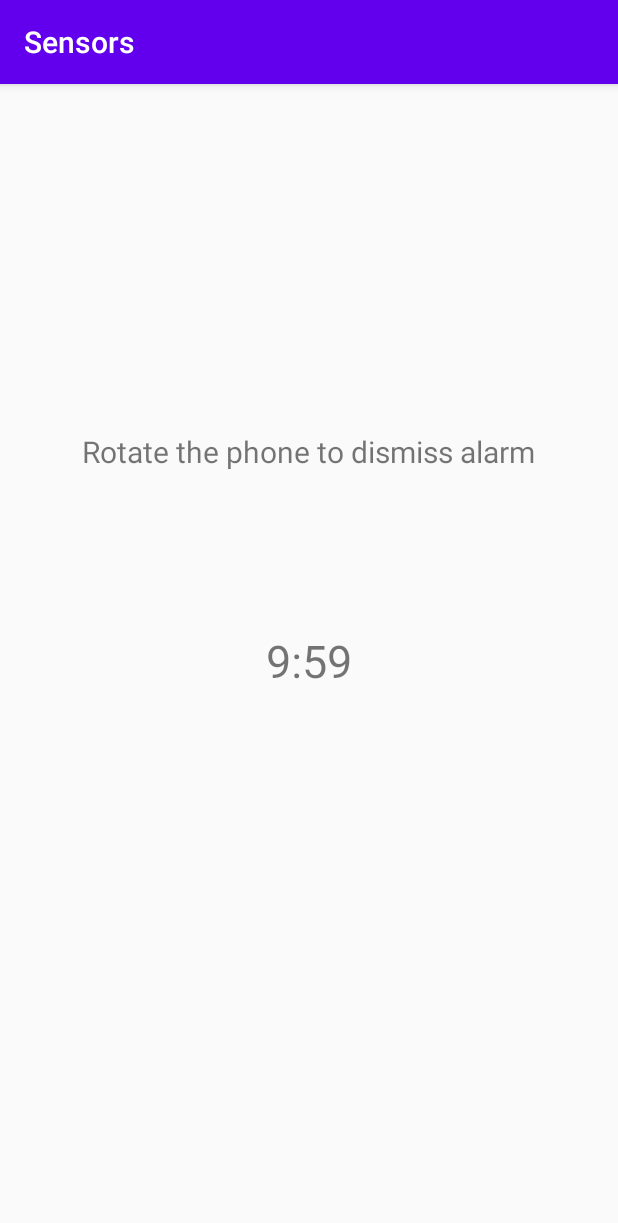
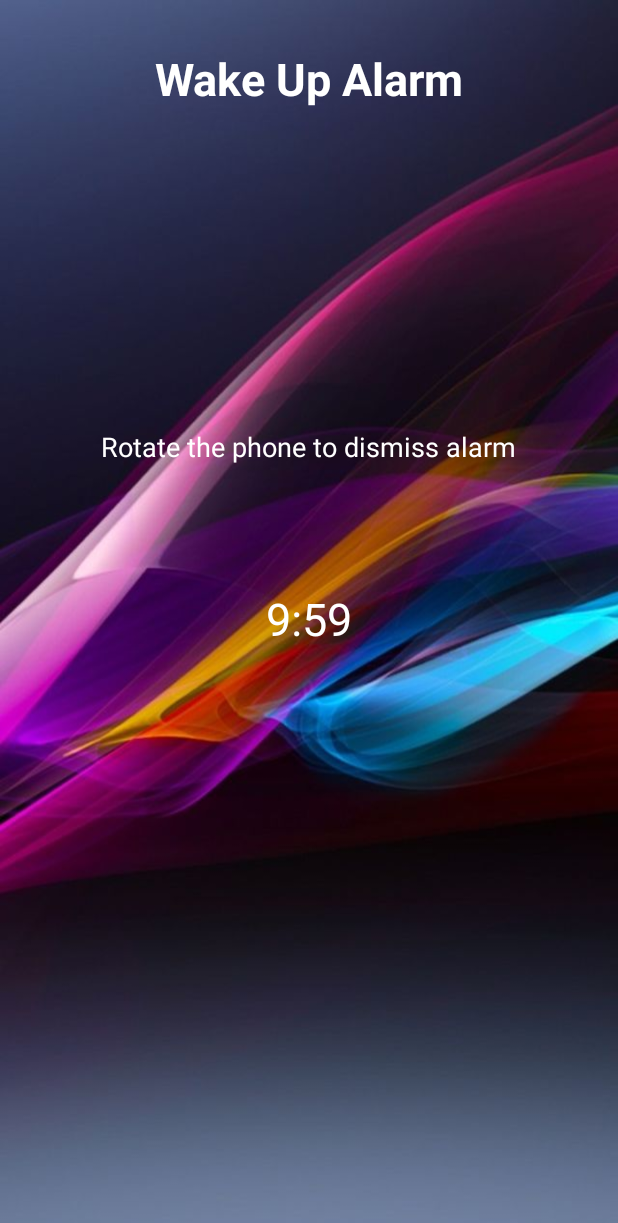
Before and after one commit to sharif-dev/H3-flagUp-T2, an Android app: the AlarmActivity screen opened directly, with no data from a screen before it, on a phone screen of 412 x 824 dp. Shown: the top 1223 px of the screen. Run offline under Robolectric (Android 15) with nearby library versions, the phone set to English and light mode, and no system bars.

Commit message:
Fix alarm bug

```diff
--- a/app/src/main/AndroidManifest.xml
+++ b/app/src/main/AndroidManifest.xml
@@ -30,7 +30,8 @@
                 <category android:name="android.intent.category.LAUNCHER" />
             </intent-filter>
         </activity>
-        <activity android:name=".alarm.AlarmActivity" />
+        <activity android:name=".alarm.AlarmActivity"
+            android:theme="@style/Theme.AppCompat.NoActionBar"/>
 
         <service
             android:name=".alarm.AlarmService"
--- a/app/src/main/java/com/example/sensors/MainActivity.java
+++ b/app/src/main/java/com/example/sensors/MainActivity.java
@@ -58,10 +58,6 @@ public class MainActivity extends AppCompatActivity implements
 						}
 					}
 				});
-		ActionBar actionBar = getSupportActionBar();
-		if (actionBar != null) {
-			actionBar.setDisplayHomeAsUpEnabled(true);
-		}
 	}
 
 	@Override
--- a/app/src/main/java/com/example/sensors/alarm/AlarmActivity.java
+++ b/app/src/main/java/com/example/sensors/alarm/AlarmActivity.java
@@ -1,6 +1,5 @@
 package com.example.sensors.alarm;
 
-import android.app.Activity;
 import android.content.Context;
 import android.hardware.Sensor;
 import android.hardware.SensorEvent;
--- a/app/src/main/java/com/example/sensors/alarm/AlarmService.java
+++ b/app/src/main/java/com/example/sensors/alarm/AlarmService.java
@@ -76,14 +76,14 @@ public class AlarmService extends Service {
         calendar.set(Calendar.HOUR_OF_DAY, hour);
         calendar.set(Calendar.MINUTE, minute);
         calendar.set(Calendar.SECOND, 0);
-
+        if(calendar.before(Calendar.getInstance()))
+            calendar.add(Calendar.DATE, 1);
         AlarmManager alarmManager = (AlarmManager) getSystemService(Context.ALARM_SERVICE);
         Intent intent = new Intent(this, AlarmReceiver.class);
         intent.putExtra("speedLimit", speedLimit);
         PendingIntent pendingIntent = PendingIntent.getBroadcast(this, 1, intent, 0);
         alarmManager.setExact(AlarmManager.RTC_WAKEUP, calendar.getTimeInMillis(),
                 pendingIntent);
-
     }
 
 
--- a/app/src/main/java/com/example/sensors/alarm/TimePicker.java
+++ b/app/src/main/java/com/example/sensors/alarm/TimePicker.java
@@ -39,7 +39,10 @@ public class TimePicker extends DialogFragment implements TimePickerDialog.OnTim
         handler.post(new Runnable() {
             @Override
             public void run() {
-                timeText.setSummary(getString(R.string.alarmTimeTextFormat, hourOfDay , minute));
+                if (minute < 10)
+                    timeText.setSummary(getString(R.string.alarmTimeTextFormatWithLeadingZero, hourOfDay , minute));
+                else
+                    timeText.setSummary(getString(R.string.alarmTimeTextFormat, hourOfDay , minute));
             }
         });
     }
--- a/app/src/main/res/layout/activity_alarm_triggered.xml
+++ b/app/src/main/res/layout/activity_alarm_triggered.xml
@@ -4,6 +4,7 @@
     xmlns:tools="http://schemas.android.com/tools"
     android:layout_width="match_parent"
     android:layout_height="match_parent"
+    android:background="@drawable/alarm_bg"
     tools:context=".alarm.AlarmActivity">
 
     <TextView
@@ -11,6 +12,7 @@
         android:layout_width="wrap_content"
         android:layout_height="wrap_content"
         android:text="Alarm!!"
+        android:textColor="#FFFFFF"
         android:textSize="30sp"
         app:layout_constraintBottom_toBottomOf="parent"
         app:layout_constraintEnd_toEndOf="parent"
@@ -21,13 +23,28 @@
         android:id="@+id/textView"
         android:layout_width="wrap_content"
         android:layout_height="wrap_content"
+        android:layout_marginTop="32dp"
         android:text="@string/alarmDismiss"
-        android:textSize="20sp"
+        android:textColor="#FFFFFF"
+        android:textSize="18sp"
         app:layout_constraintBottom_toTopOf="@+id/remainingTimeTextView"
         app:layout_constraintEnd_toEndOf="parent"
         app:layout_constraintHorizontal_bias="0.496"
         app:layout_constraintStart_toStartOf="parent"
-        app:layout_constraintTop_toTopOf="parent"
+        app:layout_constraintTop_toBottomOf="@+id/textView3"
         app:layout_constraintVertical_bias="0.688" />
 
+    <TextView
+        android:id="@+id/textView3"
+        android:layout_width="wrap_content"
+        android:layout_height="wrap_content"
+        android:layout_marginTop="32dp"
+        android:text="@string/wakeUp"
+        android:textColor="#FFFFFF"
+        android:textSize="30sp"
+        android:textStyle="bold"
+        app:layout_constraintEnd_toEndOf="parent"
+        app:layout_constraintStart_toStartOf="parent"
+        app:layout_constraintTop_toTopOf="parent" />
+
 </androidx.constraintlayout.widget.ConstraintLayout>
--- a/app/src/main/res/values/strings.xml
+++ b/app/src/main/res/values/strings.xml
@@ -7,6 +7,7 @@
 
     <string name="alarmTimeHint">Click here to set time</string>
     <string name="alarmSetButtonText">Set Alarm</string>
+    <string name="alarmTimeTextFormatWithLeadingZero">%d:0%d</string>
     <string name="alarmTimeTextFormat">%d:%d</string>
 
     <string name="alarmNotificationChannelName">Alarm notifications</string>
@@ -25,6 +26,7 @@
 
     <!-- Preference Titles -->
     <string name="alarmHeader">Set an Alarm</string>
+    <string name="wakeUp">Wake Up Alarm</string>
     <string name="alarmDismiss">Rotate the phone to dismiss alarm</string>
     <string name="shakeHeader">Light Screen on Shake</string>
     <string name="shakeTitle">Enable Light Screen on Shake Service</string>
```
Also changed, not shown: app/src/main/res/drawable/alarm_bg.jpg (added).
